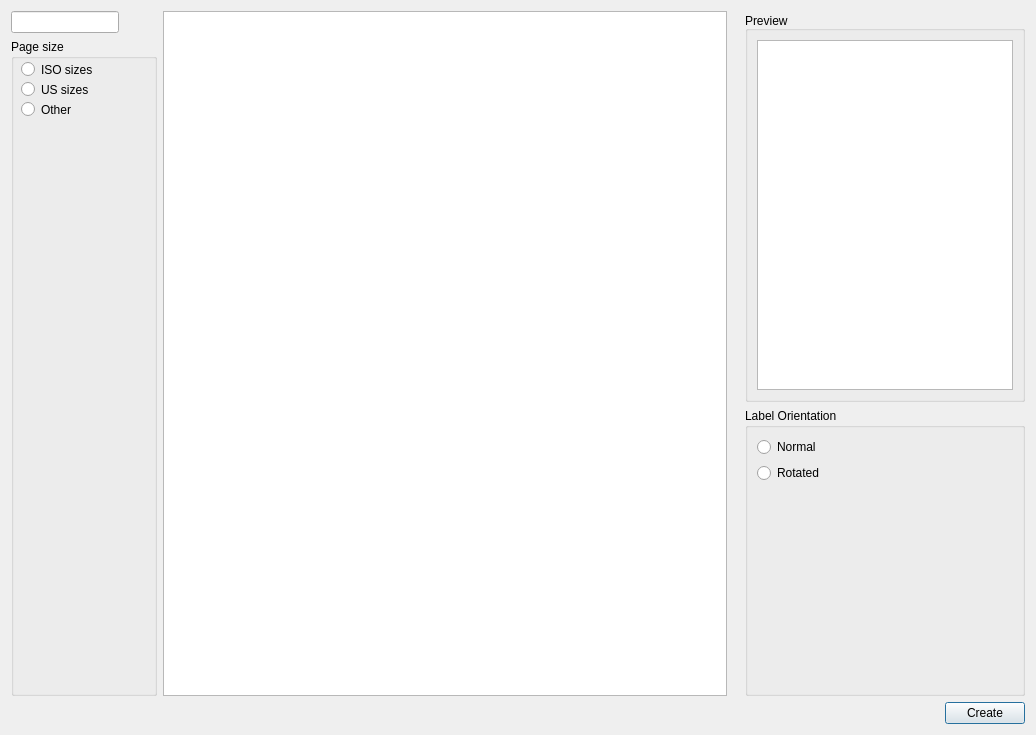
Above: app/ui/NewLabelDialog.ui from jimevins/glabels-qt before the change. Below: the same form after it.
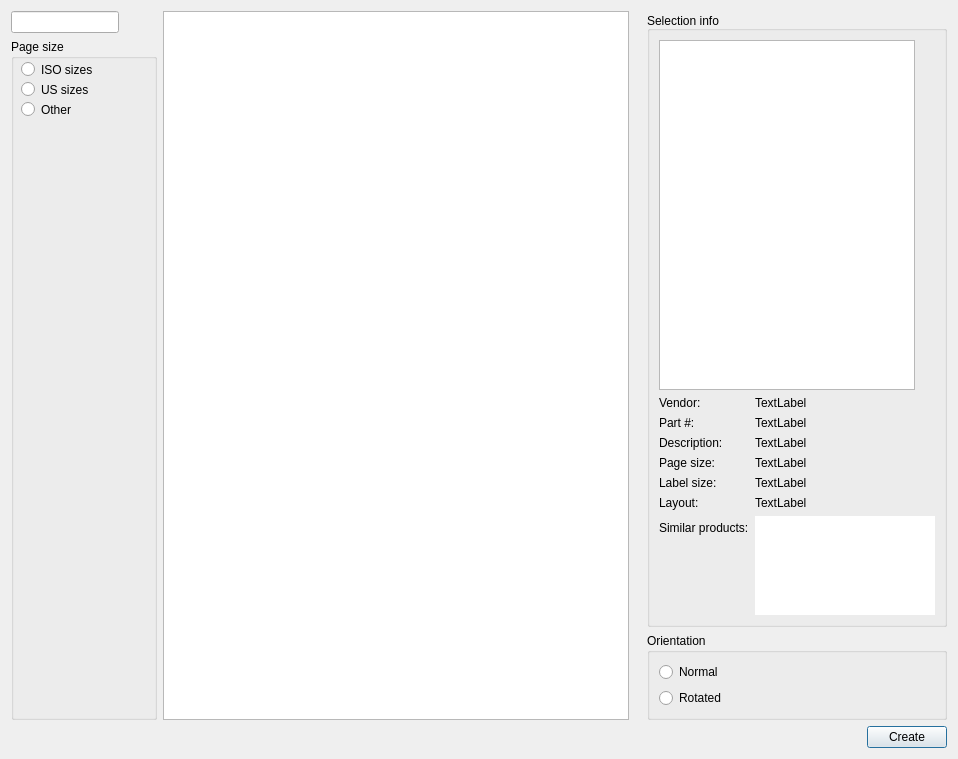
That is the form after the change. Custom widgets are drawn as their Qt base class.

Commit message: Added initial selection info to NewLabelDialog.

The edit to the form file:
```diff
--- a/app/ui/NewLabelDialog.ui
+++ b/app/ui/NewLabelDialog.ui
@@ -6,8 +6,8 @@
    <rect>
     <x>0</x>
     <y>0</y>
-    <width>1036</width>
-    <height>735</height>
+    <width>958</width>
+    <height>759</height>
    </rect>
   </property>
   <property name="windowTitle">
@@ -133,7 +133,7 @@
          <item>
           <widget class="QGroupBox" name="groupBox_3">
            <property name="title">
-            <string>Preview</string>
+            <string>Selection info</string>
            </property>
            <property name="alignment">
             <set>Qt::AlignBottom|Qt::AlignLeading|Qt::AlignLeft</set>
@@ -158,6 +158,129 @@
               </property>
              </widget>
             </item>
+            <item>
+             <layout class="QFormLayout" name="formLayout">
+              <item row="0" column="0">
+               <widget class="QLabel" name="label">
+                <property name="text">
+                 <string>Vendor:</string>
+                </property>
+               </widget>
+              </item>
+              <item row="0" column="1">
+               <widget class="QLabel" name="vendorLabel">
+                <property name="text">
+                 <string notr="true">TextLabel</string>
+                </property>
+               </widget>
+              </item>
+              <item row="1" column="0">
+               <widget class="QLabel" name="label_3">
+                <property name="text">
+                 <string>Part #:</string>
+                </property>
+               </widget>
+              </item>
+              <item row="1" column="1">
+               <widget class="QLabel" name="partLabel">
+                <property name="text">
+                 <string notr="true">TextLabel</string>
+                </property>
+               </widget>
+              </item>
+              <item row="2" column="0">
+               <widget class="QLabel" name="label_5">
+                <property name="text">
+                 <string>Description:</string>
+                </property>
+               </widget>
+              </item>
+              <item row="2" column="1">
+               <widget class="QLabel" name="descriptionLabel">
+                <property name="text">
+                 <string notr="true">TextLabel</string>
+                </property>
+               </widget>
+              </item>
+              <item row="3" column="0">
+               <widget class="QLabel" name="label_7">
+                <property name="text">
+                 <string>Page size:</string>
+                </property>
+               </widget>
+              </item>
+              <item row="3" column="1">
+               <widget class="QLabel" name="pageSizeLabel">
+                <property name="text">
+                 <string notr="true">TextLabel</string>
+                </property>
+               </widget>
+              </item>
+              <item row="4" column="0">
+               <widget class="QLabel" name="label_9">
+                <property name="text">
+                 <string>Label size:</string>
+                </property>
+               </widget>
+              </item>
+              <item row="4" column="1">
+               <widget class="QLabel" name="labelSizeLabel">
+                <property name="text">
+                 <string notr="true">TextLabel</string>
+                </property>
+               </widget>
+              </item>
+              <item row="5" column="0">
+               <widget class="QLabel" name="label_11">
+                <property name="text">
+                 <string>Layout:</string>
+                </property>
+               </widget>
+              </item>
+              <item row="5" column="1">
+               <widget class="QLabel" name="layoutLabel">
+                <property name="text">
+                 <string notr="true">TextLabel</string>
+                </property>
+               </widget>
+              </item>
+              <item row="6" column="0">
+               <widget class="QLabel" name="label_13">
+                <property name="text">
+                 <string>Similar products:</string>
+                </property>
+               </widget>
+              </item>
+              <item row="6" column="1">
+               <widget class="QTextBrowser" name="similarBrowser">
+                <property name="sizePolicy">
+                 <sizepolicy hsizetype="Fixed" vsizetype="Expanding">
+                  <horstretch>0</horstretch>
+                  <verstretch>0</verstretch>
+                 </sizepolicy>
+                </property>
+                <property name="maximumSize">
+                 <size>
+                  <width>180</width>
+                  <height>16777215</height>
+                 </size>
+                </property>
+                <property name="acceptDrops">
+                 <bool>false</bool>
+                </property>
+                <property name="autoFillBackground">
+                 <bool>false</bool>
+                </property>
+                <property name="frameShape">
+                 <enum>QFrame::NoFrame</enum>
+                </property>
+                <property name="openLinks">
+                 <bool>false</bool>
+                </property>
+               </widget>
+              </item>
+             </layout>
+            </item>
            </layout>
           </widget>
          </item>
@@ -170,7 +293,7 @@
             </sizepolicy>
            </property>
            <property name="title">
-            <string>Label Orientation</string>
+            <string>Orientation</string>
            </property>
            <layout class="QHBoxLayout" name="horizontalLayout_3">
             <property name="leftMargin">
```
Left out of the diff: 13 changed lines with no effect on the pictures. The commit also changes 12 other files.
